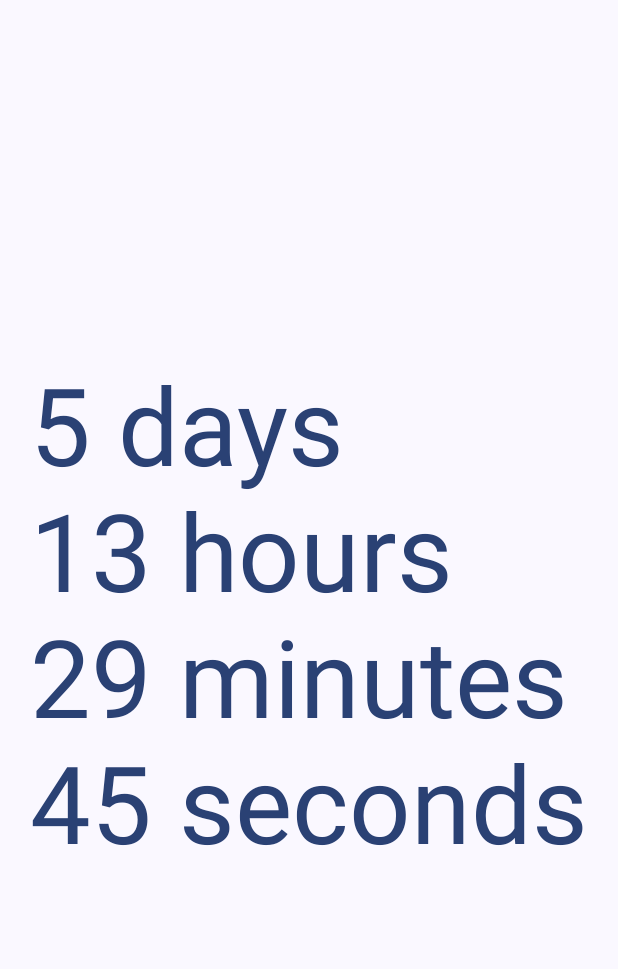
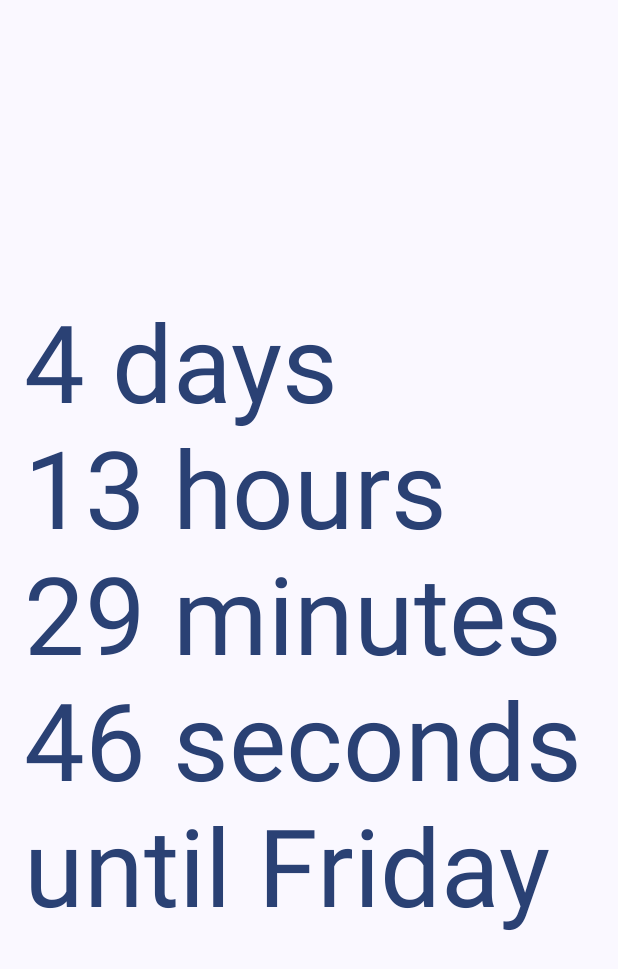
Before and after one commit to ngokani/IsItFriday, an Android app built with Jetpack Compose: the CountdownScreen screen opened through its navigation route, on a phone screen of 412 x 824 dp. Shown: the top 969 px of the screen. Run offline under Robolectric (Android 15) with nearby library versions, the light colour scheme and no system bars; our stand-ins replace Dagger/Hilt's generated code.

Commit message:
Fix off by one bug with countdown (#9)
* Move from `java` to `kotlin`

* Fix bug with countdown timer day

* Refactor countdown logic

* Refactor answer VM

* Extract Intent from viewModel

```diff
--- a/app/src/main/java/uk/co/technikhil/isitfriday/ui/usecases/IsTodayFridayUseCase.kt
+++ /dev/null
@@ -1,12 +0,0 @@
-package uk.co.technikhil.isitfriday.ui.usecases
-
-import java.util.Calendar
-import javax.inject.Inject
-
-class IsTodayFridayUseCase @Inject constructor() {
-    operator fun invoke(): Boolean {
-        val calendar = Calendar.getInstance()
-        val dayOfWeek = calendar.get(Calendar.DAY_OF_WEEK)
-        return dayOfWeek == Calendar.FRIDAY
-    }
-}
--- a/app/src/main/java/uk/co/technikhil/isitfriday/ui/viewmodels/AnswerViewModel.kt
+++ /dev/null
@@ -1,66 +0,0 @@
-package uk.co.technikhil.isitfriday.ui.viewmodels
-
-import androidx.compose.runtime.State
-import androidx.compose.runtime.mutableStateOf
-import androidx.lifecycle.ViewModel
-import androidx.lifecycle.viewModelScope
-import dagger.hilt.android.lifecycle.HiltViewModel
-import kotlinx.coroutines.Dispatchers
-import kotlinx.coroutines.delay
-import kotlinx.coroutines.launch
-import kotlinx.coroutines.withContext
-import uk.co.technikhil.isitfriday.ui.usecases.IsTodayFridayUseCase
-import java.time.LocalDate
-import java.time.LocalDateTime
-import java.time.LocalTime
-import java.time.temporal.ChronoUnit
-import javax.inject.Inject
-
-@HiltViewModel
-class AnswerViewModel @Inject constructor(
-    private val isTodayFridayUseCase: IsTodayFridayUseCase
-) : ViewModel() {
-    private val _answer = mutableStateOf(false)
-    val answer: State<Boolean> = _answer
-
-    fun onIntent(event: AnswerViewIntent) {
-        when (event) {
-            AnswerViewIntent.ViewCreated -> onViewCreated()
-            AnswerViewIntent.Refresh -> refreshAnswer()
-        }
-    }
-
-    private fun onViewCreated() {
-        refreshAnswer()
-        startRefreshTimer()
-    }
-
-    private fun refreshAnswer() {
-        _answer.value = isTodayFridayUseCase()
-    }
-
-    private fun startRefreshTimer() {
-        viewModelScope.launch(Dispatchers.IO) {
-            while (true) {
-                val now = LocalDateTime.now()
-                val midnight = LocalDate.now().atTime(LocalTime.MIDNIGHT)
-                val delayMillis = if (now.isBefore(midnight)) {
-                    ChronoUnit.MILLIS.between(now, midnight)
-                } else {
-                    ChronoUnit.MILLIS.between(now, midnight.plusDays(1))
-                }
-
-                delay(delayMillis) // Wait until midnight
-
-                withContext(Dispatchers.Main) {
-                    refreshAnswer()
-                }
-            }
-        }
-    }
-}
-
-sealed interface AnswerViewIntent {
-    data object ViewCreated : AnswerViewIntent
-    data object Refresh : AnswerViewIntent
-}
--- a/app/src/main/java/uk/co/technikhil/isitfriday/ui/viewmodels/CountdownViewModel.kt
+++ /dev/null
@@ -1,81 +0,0 @@
-package uk.co.technikhil.isitfriday.ui.viewmodels
-
-import androidx.compose.runtime.State
-import androidx.compose.runtime.mutableStateOf
-import androidx.lifecycle.ViewModel
-import androidx.lifecycle.viewModelScope
-import dagger.hilt.android.lifecycle.HiltViewModel
-import kotlinx.coroutines.Dispatchers
-import kotlinx.coroutines.delay
-import kotlinx.coroutines.launch
-import java.time.LocalDateTime
-import java.time.LocalTime
-import javax.inject.Inject
-
-@HiltViewModel
-class CountdownViewModel @Inject constructor() : ViewModel() {
-    private val _countdown = mutableStateOf(TimeUntil(0, 0, 0, 0))
-    val countdown: State<TimeUntil> = _countdown
-
-    init {
-        startCountdown()
-        viewModelScope.launch(Dispatchers.IO) {
-            while (true) {
-                startCountdown()
-
-                delay(ONE_SECOND_IN_MILLIS.toLong())
-            }
-        }
-    }
-
-    private fun startCountdown() {
-        val now = LocalDateTime.now()
-        val target = getNextFriday()
-        val duration = java.time.Duration.between(now, target)
-        _countdown.value = TimeUntil(
-            days = duration.toDays().toInt(),
-            hours = (duration.toHours() % ONE_DAY_IN_HOURS).toInt(),
-            minutes = (duration.toMinutes() % ONE_HOUR_IN_MINUTES).toInt(),
-            seconds = ((duration.toMillis() / ONE_SECOND_IN_MILLIS) % ONE_MINUTE_IN_SECONDS).toInt()
-        )
-    }
-
-    private fun getNextFriday(): LocalDateTime {
-        val now = LocalDateTime.now()
-        val currentDayOfWeek = now.dayOfWeek.value
-        val daysUntilFriday = when {
-            currentDayOfWeek < FRIDAY_NUMERIC_VALUE -> {
-                FRIDAY_NUMERIC_VALUE - currentDayOfWeek
-            }
-
-            currentDayOfWeek == FRIDAY_NUMERIC_VALUE -> {
-                0 // No days to add, calculate time until end of day
-            }
-
-            else -> {
-                DAYS_IN_WEEK - currentDayOfWeek + FRIDAY_NUMERIC_VALUE
-            }
-        }
-        return now.plusDays(daysUntilFriday.toLong()).with(LocalTime.of(23, 59, 59))
-    }
-
-    private companion object {
-        const val FRIDAY_NUMERIC_VALUE = 5
-        const val DAYS_IN_WEEK = 7
-        const val ONE_DAY_IN_HOURS = 24
-        const val ONE_HOUR_IN_MINUTES = 60
-        const val ONE_MINUTE_IN_SECONDS = 60
-        const val ONE_SECOND_IN_MILLIS = 1000
-    }
-}
-
-data class TimeUntil(
-    val days: Int,
-    val hours: Int,
-    val minutes: Int,
-    val seconds: Int
-)
-
-sealed interface CountdownEvent {
-    data object ViewCreated : CountdownEvent
-}
--- a/app/src/main/java/uk/co/technikhil/isitfriday/ui/screens/AnswerScreen.kt
+++ b/app/src/main/kotlin/uk/co/technikhil/isitfriday/ui/screens/AnswerScreen.kt
@@ -5,6 +5,7 @@
 import androidx.compose.foundation.layout.Arrangement
 import androidx.compose.foundation.layout.Column
 import androidx.compose.foundation.layout.fillMaxSize
+import androidx.compose.foundation.layout.padding
 import androidx.compose.material3.MaterialTheme
 import androidx.compose.material3.Text
 import androidx.compose.runtime.Composable
@@ -15,6 +16,7 @@
 import androidx.compose.ui.res.stringResource
 import androidx.compose.ui.text.TextStyle
 import androidx.compose.ui.tooling.preview.Preview
+import androidx.compose.ui.unit.dp
 import androidx.compose.ui.unit.sp
 import androidx.hilt.navigation.compose.hiltViewModel
 import uk.co.technikhil.isitfriday.R
@@ -29,7 +31,7 @@
     val viewModel: AnswerViewModel = hiltViewModel()
     val answerState by viewModel.answer
 
-    LaunchedEffect(key1 = Unit) {
+    LaunchedEffect(Unit) {
         viewModel.onIntent(AnswerViewIntent.ViewCreated)
     }
 
@@ -38,11 +40,11 @@
 
 @Composable
 private fun AnswerText(modifier: Modifier, answerState: Boolean) {
-
     Column(
         modifier = modifier
             .fillMaxSize()
-            .background(MaterialTheme.colorScheme.background),
+            .background(MaterialTheme.colorScheme.background)
+            .padding(16.dp),
         verticalArrangement = Arrangement.Center,
         horizontalAlignment = Alignment.CenterHorizontally
     ) {
--- a/app/src/main/java/uk/co/technikhil/isitfriday/ui/screens/CountdownScreen.kt
+++ b/app/src/main/kotlin/uk/co/technikhil/isitfriday/ui/screens/CountdownScreen.kt
@@ -3,41 +3,72 @@
 import androidx.compose.foundation.background
 import androidx.compose.foundation.layout.Arrangement
 import androidx.compose.foundation.layout.Column
+import androidx.compose.foundation.layout.Spacer
 import androidx.compose.foundation.layout.fillMaxSize
+import androidx.compose.foundation.layout.fillMaxWidth
+import androidx.compose.foundation.layout.padding
 import androidx.compose.material3.MaterialTheme
 import androidx.compose.material3.Text
 import androidx.compose.runtime.Composable
+import androidx.compose.runtime.collectAsState
 import androidx.compose.runtime.getValue
 import androidx.compose.ui.Alignment
 import androidx.compose.ui.Modifier
 import androidx.compose.ui.res.stringResource
 import androidx.compose.ui.text.TextStyle
+import androidx.compose.ui.unit.dp
 import androidx.compose.ui.unit.sp
 import androidx.hilt.navigation.compose.hiltViewModel
 import uk.co.technikhil.isitfriday.R
+import uk.co.technikhil.isitfriday.ui.viewmodels.CountdownDuration
 import uk.co.technikhil.isitfriday.ui.viewmodels.CountdownViewModel
-import uk.co.technikhil.isitfriday.ui.viewmodels.TimeUntil
 
 @Composable
 fun CountdownScreen(
     modifier: Modifier = Modifier
 ) {
     val viewModel: CountdownViewModel = hiltViewModel()
-    val countdownState by viewModel.countdown
+    val uiState by viewModel.uiState.collectAsState()
 
-    CountdownText(modifier, countdownState)
+    Column(
+        modifier = Modifier
+            .fillMaxSize()
+            .background(MaterialTheme.colorScheme.background)
+            .padding(horizontal = 16.dp)
+            .then(modifier)
+    ) {
+        Spacer(Modifier.weight(1f))
+        CountdownText(uiState.countdownDuration)
+        UntilText(uiState.isItFriday)
+        Spacer(Modifier.weight(1f))
+    }
 }
 
 @Composable
-private fun CountdownText(modifier: Modifier, countdownState: TimeUntil) {
+fun UntilText(isItFriday: Boolean) {
+    val text = if (isItFriday) {
+        stringResource(R.string.until_friday_ends)
+    } else {
+        stringResource(R.string.until_friday)
+    }
+    Text(
+        text = text,
+        style = TextStyle(fontSize = 72.sp),
+        color = MaterialTheme.colorScheme.primary,
+        modifier = Modifier
+            .fillMaxWidth()
+    )
+}
+
+@Composable
+private fun CountdownText(duration: CountdownDuration) {
     Column(
-        modifier = modifier
-            .fillMaxSize()
+        modifier = Modifier
             .background(MaterialTheme.colorScheme.background),
         verticalArrangement = Arrangement.Center,
         horizontalAlignment = Alignment.CenterHorizontally
     ) {
-        with(countdownState) {
+        with(duration) {
             Text(
                 text = stringResource(
                     R.string.days_hours_minutes_seconds,
--- /dev/null
+++ b/app/src/main/kotlin/uk/co/technikhil/isitfriday/ui/usecases/IsTodayFridayUseCase.kt
@@ -0,0 +1,9 @@
+package uk.co.technikhil.isitfriday.ui.usecases
+
+import java.time.DayOfWeek
+import java.time.LocalDate
+import javax.inject.Inject
+
+class IsTodayFridayUseCase @Inject constructor() {
+    operator fun invoke(): Boolean = LocalDate.now().dayOfWeek == DayOfWeek.FRIDAY
+}
--- /dev/null
+++ b/app/src/main/kotlin/uk/co/technikhil/isitfriday/ui/viewmodels/AnswerViewIntent.kt
@@ -0,0 +1,6 @@
+package uk.co.technikhil.isitfriday.ui.viewmodels
+
+sealed interface AnswerViewIntent {
+    data object ViewCreated : AnswerViewIntent
+    data object Refresh : AnswerViewIntent
+}
--- /dev/null
+++ b/app/src/main/kotlin/uk/co/technikhil/isitfriday/ui/viewmodels/AnswerViewModel.kt
@@ -0,0 +1,63 @@
+package uk.co.technikhil.isitfriday.ui.viewmodels
+
+import androidx.compose.runtime.State
+import androidx.compose.runtime.mutableStateOf
+import androidx.lifecycle.ViewModel
+import androidx.lifecycle.viewModelScope
+import dagger.hilt.android.lifecycle.HiltViewModel
+import kotlinx.coroutines.Dispatchers
+import kotlinx.coroutines.currentCoroutineContext
+import kotlinx.coroutines.delay
+import kotlinx.coroutines.flow.flow
+import kotlinx.coroutines.flow.flowOn
+import kotlinx.coroutines.flow.launchIn
+import kotlinx.coroutines.flow.onEach
+import kotlinx.coroutines.isActive
+import uk.co.technikhil.isitfriday.ui.usecases.IsTodayFridayUseCase
+import java.time.Duration
+import java.time.LocalDate
+import java.time.LocalDateTime
+import javax.inject.Inject
+
+@HiltViewModel
+class AnswerViewModel @Inject constructor(
+    private val isTodayFridayUseCase: IsTodayFridayUseCase,
+) : ViewModel() {
+
+    private val _answer = mutableStateOf(false)
+    val answer: State<Boolean> = _answer
+
+    fun onIntent(event: AnswerViewIntent) {
+        when (event) {
+            AnswerViewIntent.ViewCreated -> onViewCreated()
+            AnswerViewIntent.Refresh -> onRefresh()
+        }
+    }
+
+    private fun onViewCreated() {
+        onRefresh()
+        startDailyRefreshTimer()
+    }
+
+    private fun onRefresh() {
+        _answer.value = isTodayFridayUseCase()
+    }
+
+    private fun startDailyRefreshTimer() {
+        midnightTickerFlow
+            .onEach { onRefresh() }
+            .flowOn(Dispatchers.IO)
+            .launchIn(viewModelScope)
+    }
+
+    private val midnightTickerFlow =
+        flow {
+            while (currentCoroutineContext().isActive) {
+                val tomorrow = LocalDate.now().plusDays(1)
+                val midnight = tomorrow.atStartOfDay()
+                val delayUntilMidnight = Duration.between(LocalDateTime.now(), midnight).toMillis()
+                delay(delayUntilMidnight)
+                emit(Unit)
+            }
+        }
+}
--- /dev/null
+++ b/app/src/main/kotlin/uk/co/technikhil/isitfriday/ui/viewmodels/CountdownDuration.kt
@@ -0,0 +1,29 @@
+package uk.co.technikhil.isitfriday.ui.viewmodels
+
+import java.time.Duration
+
+data class CountdownDuration(
+    val days: Int,
+    val hours: Int,
+    val minutes: Int,
+    val seconds: Int
+) {
+    companion object {
+        private const val ONE_DAY_IN_HOURS = 24
+        private const val ONE_HOUR_IN_MINUTES = 60
+        private const val ONE_MINUTE_IN_SECONDS = 60
+
+        fun from(duration: Duration): CountdownDuration {
+            if (duration.isNegative) {
+                return CountdownDuration(0, 0, 0, 0)
+            }
+
+            return CountdownDuration(
+                days = duration.toDays().toInt(),
+                hours = (duration.toHours() % ONE_DAY_IN_HOURS).toInt(),
+                minutes = (duration.toMinutes() % ONE_HOUR_IN_MINUTES).toInt(),
+                seconds = (duration.seconds % ONE_MINUTE_IN_SECONDS).toInt()
+            )
+        }
+    }
+}
--- /dev/null
+++ b/app/src/main/kotlin/uk/co/technikhil/isitfriday/ui/viewmodels/CountdownUiState.kt
@@ -0,0 +1,6 @@
+package uk.co.technikhil.isitfriday.ui.viewmodels
+
+data class CountdownUiState(
+    val countdownDuration: CountdownDuration = CountdownDuration(0, 0, 0, 0),
+    val isItFriday: Boolean = false
+)
--- /dev/null
+++ b/app/src/main/kotlin/uk/co/technikhil/isitfriday/ui/viewmodels/CountdownViewModel.kt
@@ -0,0 +1,69 @@
+package uk.co.technikhil.isitfriday.ui.viewmodels
+
+import androidx.lifecycle.ViewModel
+import androidx.lifecycle.viewModelScope
+import dagger.hilt.android.lifecycle.HiltViewModel
+import kotlinx.coroutines.delay
+import kotlinx.coroutines.flow.MutableStateFlow
+import kotlinx.coroutines.flow.StateFlow
+import kotlinx.coroutines.flow.asStateFlow
+import kotlinx.coroutines.flow.flow
+import kotlinx.coroutines.flow.launchIn
+import kotlinx.coroutines.flow.onEach
+import kotlinx.coroutines.flow.update
+import uk.co.technikhil.isitfriday.ui.usecases.IsTodayFridayUseCase
+import java.time.DayOfWeek
+import java.time.Duration
+import java.time.LocalDateTime
+import java.time.temporal.TemporalAdjusters
+import javax.inject.Inject
+
+@HiltViewModel
+class CountdownViewModel @Inject constructor(
+    private val isTodayFridayUseCase: IsTodayFridayUseCase
+) : ViewModel() {
+
+    private val _uiState = MutableStateFlow(CountdownUiState())
+    val uiState: StateFlow<CountdownUiState> = _uiState.asStateFlow()
+
+    init {
+        tickerFlow()
+            .onEach { updateCountdownState() }
+            .launchIn(viewModelScope)
+    }
+
+    private fun updateCountdownState() {
+        val now = LocalDateTime.now()
+        val target = getTargetDateTime(now)
+        val duration = Duration.between(now, target)
+
+        _uiState.update {
+            it.copy(
+                countdownDuration = CountdownDuration.from(duration),
+                isItFriday = isTodayFridayUseCase()
+            )
+        }
+    }
+
+    private fun getTargetDateTime(now: LocalDateTime): LocalDateTime = when {
+        isTodayFridayUseCase() -> {
+            // If it is Friday, countdown to the end of the day (start of the next day).
+            now.toLocalDate().plusDays(1).atStartOfDay()
+        }
+        else -> {
+            // Otherwise, countdown to the start of the next Friday.
+            now.toLocalDate().with(TemporalAdjusters.next(DayOfWeek.FRIDAY)).atStartOfDay()
+        }
+    }
+
+    private fun tickerFlow() = flow {
+        while (true) {
+            emit(Unit)
+            delay(ONE_SECOND_IN_MILLIS)
+        }
+    }
+
+    private companion object {
+        const val ONE_SECOND_IN_MILLIS = 1000L
+    }
+}
--- a/app/src/main/res/values/strings.xml
+++ b/app/src/main/res/values/strings.xml
@@ -3,4 +3,6 @@
     <string name="yes">Yes</string>
     <string name="no">No</string>
     <string name="days_hours_minutes_seconds">%1$s days\n%2$s hours\n%3$s minutes\n%4$s seconds</string>
+    <string name="until_friday">until Friday</string>
+    <string name="until_friday_ends">until Friday ends</string>
 </resources>
```
Also changed, not shown: app/src/main/kotlin/uk/co/technikhil/isitfriday/IsItFridayApplication.kt (renamed from app/src/main/java/uk/co/technikhil/isitfriday/IsItFridayApplication.kt), app/src/main/kotlin/uk/co/technikhil/isitfriday/MainActivity.kt (renamed from app/src/main/java/uk/co/technikhil/isitfriday/MainActivity.kt), app/src/main/kotlin/uk/co/technikhil/isitfriday/ui/navigation/AppNavHost.kt (renamed from app/src/main/java/uk/co/technikhil/isitfriday/ui/navigation/AppNavHost.kt), app/src/main/kotlin/uk/co/technikhil/isitfriday/ui/screens/AppWideGestureOverlay.kt (renamed from app/src/main/java/uk/co/technikhil/isitfriday/ui/screens/AppWideGestureOverlay.kt), app/src/main/kotlin/uk/co/technikhil/isitfriday/ui/theme/Color.kt (renamed from app/src/main/java/uk/co/technikhil/isitfriday/ui/theme/Color.kt), app/src/main/kotlin/uk/co/technikhil/isitfriday/ui/theme/Theme.kt (renamed from app/src/main/java/uk/co/technikhil/isitfriday/ui/theme/Theme.kt), app/src/main/kotlin/uk/co/technikhil/isitfriday/ui/theme/Type.kt (renamed from app/src/main/java/uk/co/technikhil/isitfriday/ui/theme/Type.kt).
